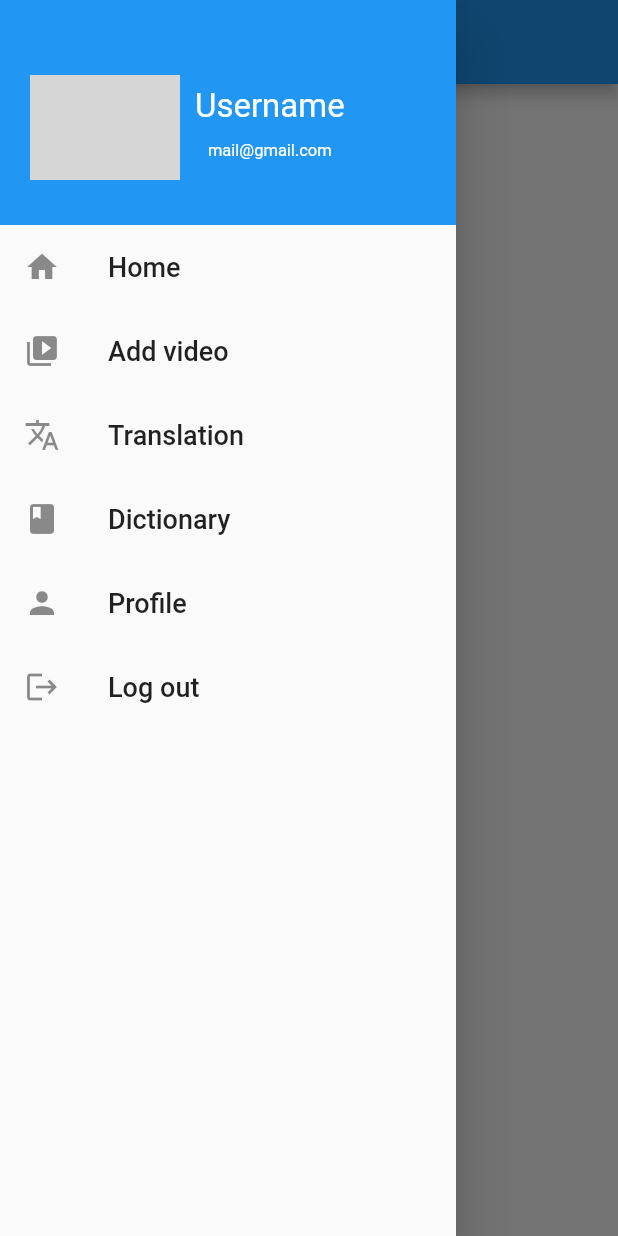
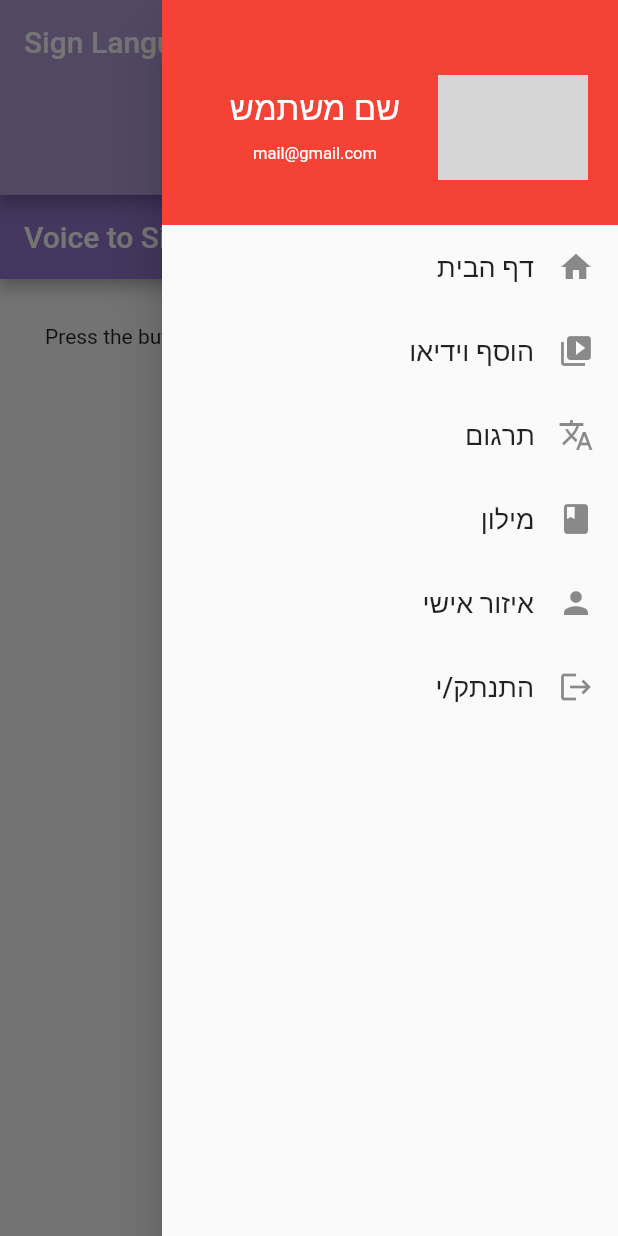
Before and after one commit to YuvalK123/isl_translator, a Flutter app: the screen it shows once a user with an empty profile is signed in, with the side drawer open, on a phone screen of 412 x 824 dp. Run offline on Flutter 3.47's test engine with Material 2 defaults, Android fonts, the phone set to English and light mode, and no system bars; drawn by our look-alikes of avatar_glow; our stand-ins replace cloud_firestore, firebase_auth, firebase_core, firebase_storage, flutter_spinkit, speech_to_text and 1 more; missing offline and left inert: highlight_text; accounts and stored records are empty; network calls fail; grey boxes are pictures that could not be loaded.

Commit message:
translation page as home drawer on the right

```diff
--- a/lib/models/drawer_button.dart
+++ b/lib/models/drawer_button.dart
@@ -9,14 +9,22 @@ class DrawerButton extends StatelessWidget {
   @override
   Widget build(BuildContext context) {
     return ListTile(
-      leading: this.icon,
+      // leading: this.icon,
       title: Text(
         this.title,
         style: TextStyle(
           fontSize: 18,
         ),
+        textAlign: TextAlign.right,
+      ),
+      trailing: Wrap(
+        spacing: 12,
+        children: <Widget>[
+          this.icon,
+        ],
       ),
       onTap: this.onTap,
+      hoverColor: Colors.grey[300],
     );
   }
 }
--- a/lib/screens/add_video/add_video.dart
+++ b/lib/screens/add_video/add_video.dart
@@ -22,10 +22,6 @@ class _AddVideoPageState extends State<AddVideoPage> {
   @override
   Widget build(BuildContext context) {
     return Scaffold(
-      appBar: AppBar(
-        title: Text("Add video"),
-        backgroundColor: Colors.lightBlue[100],
-      ),
       backgroundColor: Colors.brown[200],
       body: Form(
         key: _formKey,
--- a/lib/screens/home/home.dart
+++ b/lib/screens/home/home.dart
@@ -5,6 +5,8 @@ import 'package:isl_translator/screens/wrapper.dart';
 import 'package:isl_translator/services/database.dart';
 import 'package:isl_translator/shared/constant.dart';
 import 'package:isl_translator/shared/loading.dart';
+
+import 'main_drawer.dart';
 
 class Home extends StatefulWidget {
   @override
@@ -29,20 +31,21 @@ class _HomeState extends State<Home> {
       appBar: AppBar(
         title: Text("Isl translator - home"),
         backgroundColor: Colors.lightBlue[100],
-        actions: <Widget>[
-      FlatButton.icon(
-      icon: Icon(Icons.translate),
-        label: Text("Translation page",
-          style: TextStyle(fontSize: 15.0),
-        ),
-        onPressed: (){
-          Navigator.of(context).push(
-              MaterialPageRoute(
-                builder: (context) => TranslationWrapper(),
-              ));
-        }),
-        ],
+      //   actions: <Widget>[
+      // FlatButton.icon(
+      // icon: Icon(Icons.translate),
+      //   label: Text("Translation page",
+      //     style: TextStyle(fontSize: 15.0),
+      //   ),
+      //   onPressed: (){
+      //     Navigator.of(context).push(
+      //         MaterialPageRoute(
+      //           builder: (context) => TranslationWrapper(),
+      //         ));
+      //   }),
+      //   ],
       ),
+      endDrawer: MainDrawer(),
       backgroundColor: Colors.brown[200],
       body: Form(
       key: _formKey,
--- a/lib/screens/home/homescreen.dart
+++ b/lib/screens/home/homescreen.dart
@@ -10,7 +10,8 @@ class HomeScreen extends StatelessWidget {
           style: TextStyle(),
         ),
       ),
-      drawer: MainDrawer(),
+      // drawer: MainDrawer(),
+      endDrawer: MainDrawer(),
       body: Center(
         child: Column(
           mainAxisAlignment: MainAxisAlignment.center,
--- a/lib/screens/home/main_drawer.dart
+++ b/lib/screens/home/main_drawer.dart
@@ -20,23 +20,13 @@ class MainDrawer extends StatelessWidget {
             color: Theme.of(context).primaryColor,
             child: Center(
               child:Row(
+
                 children: [
-                  Container(
-                    width: 100.0,
-                    height: 70.0,
-                    margin: EdgeInsets.only(top: 30.0, bottom: 10.0, right: 10.0),
-                    decoration: BoxDecoration(
-                      shape: BoxShape.circle,
-                      image: DecorationImage(
-                          image: NetworkImage(imgUrl),
-                          fit: BoxFit.fitHeight
-                      ),
-                    ),
-                  ),
+                  Spacer(),
                   Column(
                     children: <Widget> [
                       SizedBox(height: 15.0,),
-                      Text('Username',
+                      Text('שם משתמש',
                         style: TextStyle(
                           fontSize: 22,
                           color: Colors.white,
@@ -51,12 +41,25 @@ class MainDrawer extends StatelessWidget {
                       ),
                     ],
                   ),
+                  Spacer(),
+                  Container(
+                    width: 100.0,
+                    height: 70.0,
+                    margin: EdgeInsets.only(top: 30.0, bottom: 10.0, left: 0.0),
+                    decoration: BoxDecoration(
+                      shape: BoxShape.circle,
+                      image: DecorationImage(
+                          image: NetworkImage(imgUrl),
+                          fit: BoxFit.fitHeight
+                      ),
+                    ),
+                  ),
                 ],
             ),
             ),
           ),
           DrawerButton(
-              title: "Home",
+              title: "דף הבית",
               onTap: () => Navigator.of(context).push(
                   MaterialPageRoute(
                     // to be a new Home page
@@ -66,7 +69,7 @@ class MainDrawer extends StatelessWidget {
               icon: Icon(Icons.home)
           ),
           DrawerButton(
-              title: "Add video",
+              title: "הוסף וידיאו",
               onTap: () => Navigator.of(context).push(
                   MaterialPageRoute(
                     builder: (context) => AddVideoPage(),
@@ -75,7 +78,7 @@ class MainDrawer extends StatelessWidget {
               icon: Icon(Icons.video_library)
           ),
           DrawerButton(
-              title: "Translation",
+              title: "תרגום",
               onTap: () => Navigator.of(context).push(
                   MaterialPageRoute(
                     builder: (context) => TranslationWrapper(),
@@ -84,16 +87,16 @@ class MainDrawer extends StatelessWidget {
               icon: Icon(Icons.translate)
           ),
           DrawerButton(
-              title: "Dictionary",
+              title: "מילון",
               onTap: null,
               icon: Icon(Icons.book)),
           DrawerButton(
-              title: "Profile",
+              title: "איזור אישי",
               onTap: null,
               icon: Icon(Icons.person)
           ),
           DrawerButton(
-              title: "Log out",
+              title: "התנתק/י",
               onTap: null,
               icon: Icon(Icons.logout)
           ),
--- a/lib/screens/translation_page/translation_wrapper.dart
+++ b/lib/screens/translation_page/translation_wrapper.dart
@@ -1,6 +1,7 @@
 import 'package:flutter/material.dart';
 import 'package:highlight_text/highlight_text.dart';
 import 'package:isl_translator/screens/home/home.dart';
+import 'package:isl_translator/screens/home/main_drawer.dart';
 import 'package:speech_to_text/speech_to_text.dart' as stt;
 import 'voice_translation.dart';
 import 'text_translation.dart';
@@ -20,6 +21,7 @@ class TranslationWrapper extends StatelessWidget {
         visualDensity: VisualDensity.adaptivePlatformDensity,
       ),
       home: TranslationScreen(),
+
     );
   }
 }
@@ -95,15 +97,16 @@ class _TranslationScreenState extends State<TranslationScreen> {
               Tab(text: 'Write', icon: Icon(Icons.text_fields)),
             ],
           ),
-          actions: <Widget>[
-            FlatButton.icon(onPressed: (){
-              Navigator.of(context).push(MaterialPageRoute(builder: (context) => Home()));
-            },
-                icon: Icon(Icons.home),
-                label: Text("Home")
-            ),
-          ],
+          // actions: <Widget>[
+          //   FlatButton.icon(onPressed: (){
+          //     Navigator.of(context).push(MaterialPageRoute(builder: (context) => Home()));
+          //   },
+          //       icon: Icon(Icons.home),
+          //       label: Text("Home")
+          //   ),
+          // ],
         ),
+        endDrawer: MainDrawer(),
         body: SafeArea(
           bottom: false,
           child: TabBarView(
--- a/lib/screens/wrapper.dart
+++ b/lib/screens/wrapper.dart
@@ -1,6 +1,7 @@
 import 'package:isl_translator/models/user.dart';
 import 'package:isl_translator/screens/authenticate/authenticate.dart';
 import 'package:isl_translator/screens/home/homescreen.dart';
+import 'package:isl_translator/screens/translation_page/translation_wrapper.dart';
 import 'home/home.dart';
 import 'package:flutter/material.dart';
 import 'package:provider/provider.dart';
@@ -9,7 +10,7 @@ class Wrapper extends StatelessWidget {
   @override
   Widget build(BuildContext context) {
     final user = Provider.of<UserModel>(context);
-    return user != null ? HomeScreen() : Authenticate();
+    return user != null ? TranslationWrapper() : Authenticate();
     // return user != null ? Home() : Authenticate();
     // return either home or authenticate widget
     // return Authenticate();
```
